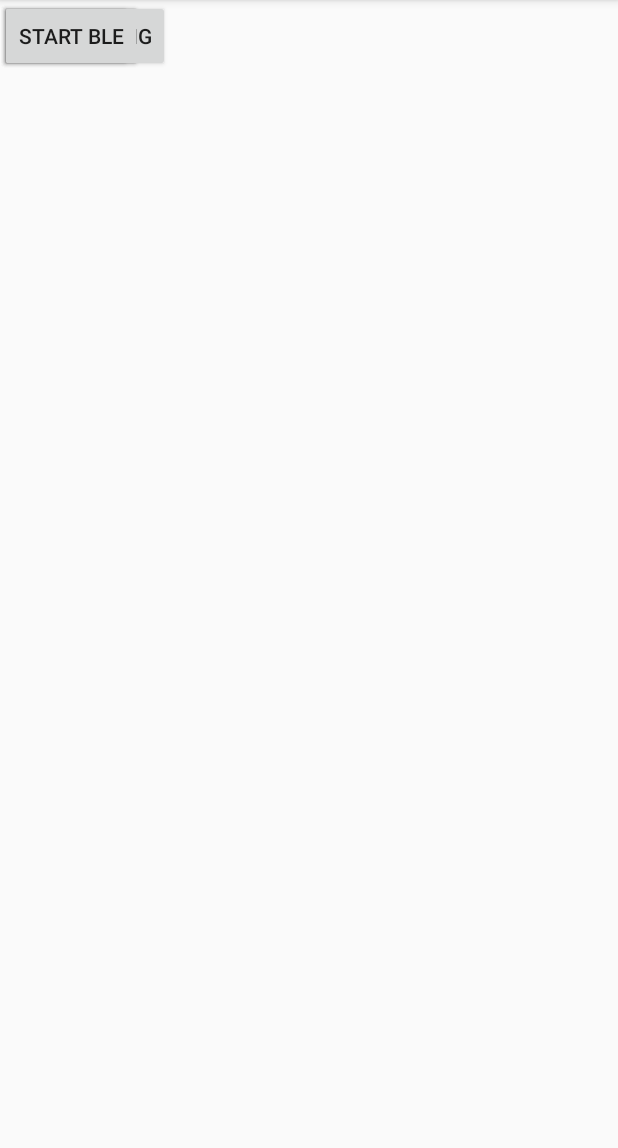
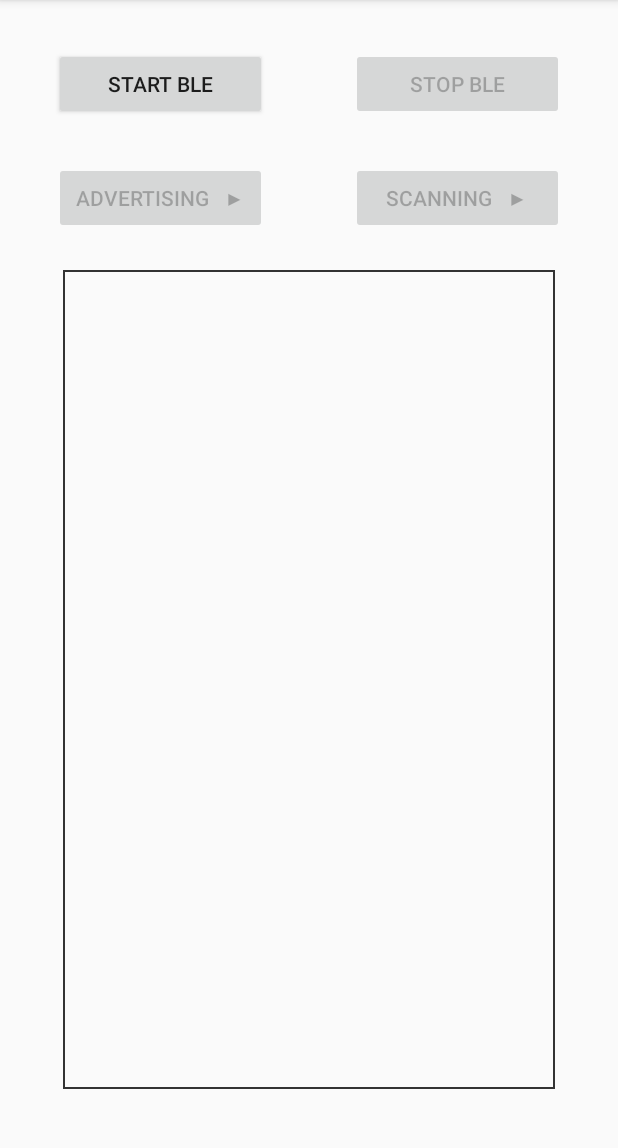
Before and after one commit to berty/ble-prototype-v1, an Android app: the screen it shows after launch (MainActivity), on a phone screen of 412 x 824 dp, the part 84-1232 px from its top. Run offline under Robolectric (Android 15) with nearby library versions, the phone set to English and light mode, and no system bars.

Commit message:
Initial working version of Android app

```diff
--- a/Android/app/src/main/java/tech/berty/bletesting/BertyGatt.java
+++ b/Android/app/src/main/java/tech/berty/bletesting/BertyGatt.java
@@ -10,7 +10,6 @@ import android.bluetooth.BluetoothGattDescriptor;
 import android.bluetooth.BluetoothGattService;
 import android.bluetooth.BluetoothProfile;
 import android.os.Build;
-import android.util.Log;
 
 import java.nio.charset.Charset;
 import java.util.UUID;
@@ -116,7 +115,7 @@ public class BertyGatt extends BluetoothGattCallback {
                 return;
             }
         }
-        Log.e(TAG, "onServicesDiscovered() error service not known");
+        BertyUtils.logger("error", TAG, "onServicesDiscovered() error service not known");
 
         BertyUtils.removeDevice(bDevice);
         super.onServicesDiscovered(gatt, status);
--- a/Android/app/src/main/java/tech/berty/bletesting/BertyUtils.java
+++ b/Android/app/src/main/java/tech/berty/bletesting/BertyUtils.java
@@ -50,6 +50,11 @@ public class BertyUtils {
             default: Log.e(tag, log);
                 break;
         }
+
+        ConnectActivity instance = ConnectActivity.getInstance();
+        if (instance != null) {
+            instance.putLogs(level, tag, log);
+        }
     }
 
     public String ma;
@@ -92,10 +97,10 @@ public class BertyUtils {
     }
 
     public static boolean removeDevice(BertyDevice bDevice) {
-        Log.e(TAG, "Remove Device");
-        synchronized (bertyDevices) {
-            bertyDevices.remove(bDevice.addr);
-        }
+//        Log.e(TAG, "Remove Device");
+//        synchronized (bertyDevices) {
+//            bertyDevices.remove(bDevice.addr);
+//        }
         bDevice.gatt.disconnect();
         bDevice.gatt.close();
         bDevice.device = null;
--- a/Android/app/src/main/java/tech/berty/bletesting/MainActivity.java
+++ b/Android/app/src/main/java/tech/berty/bletesting/MainActivity.java
@@ -4,16 +4,36 @@ import android.support.v7.app.AppCompatActivity;
 import android.os.Bundle;
 
 import android.app.Activity;
+import android.content.Intent;
 import android.widget.Button;
+import android.widget.LinearLayout;
+import android.widget.LinearLayout.LayoutParams;
+import android.widget.TextView;
+import android.graphics.Color;
 import android.view.View;
-
-import tech.berty.bletesting.Manager;
+import android.bluetooth.BluetoothDevice;
 
 
 public class MainActivity extends AppCompatActivity {
 
+    private static MainActivity instance;
+
     static String ma = "d5406e06-ad83-4622-a7af-38dbe8c4fabe";
     static String peerID = "QmNXdnmutcuwAG4BcvgrEwc3znArQc9JTq6ALFote1rBoU";
+
+    Button startButton;
+    Button stopButton;
+    Button advButton;
+    Button scanButton;
+    LinearLayout table;
+
+    Boolean advOn = false;
+    static String advPlay = "Advertising   \u25B6";
+    static String advStop = "Advertising   \u25A0";
+
+    Boolean scanOn = false;
+    static String scanPlay = "Scanning   \u25B6";
+    static String scanStop = "Scanning   \u25A0";
 
     @Override
     protected void onCreate(Bundle savedInstanceState) {
@@ -25,21 +45,93 @@ public class MainActivity extends AppCompatActivity {
         final Activity curActivity = this;
 
         manager.setmContext(this.getApplicationContext());
-        manager.setMa(ma);
-        manager.setPeerID(peerID);
 
-        final Button startButton = findViewById(R.id.button4);
+        startButton = findViewById(R.id.button1);
+        stopButton = findViewById(R.id.button2);
+        advButton = findViewById(R.id.button3);
+        scanButton = findViewById(R.id.button4);
+        table = findViewById(R.id.linearLayout);
+
         startButton.setOnClickListener(new View.OnClickListener() {
             public void onClick(View v) {
                 manager.initScannerAndAdvertiser(curActivity);
+                manager.setMa(ma);
+                manager.setPeerID(peerID);
+                toggleButtons(true);
             }
         });
 
-        final Button stopButton = findViewById(R.id.button2);
         stopButton.setOnClickListener(new View.OnClickListener() {
             public void onClick(View v) {
                 manager.closeScannerAndAdvertiser();
+                advButton.setText(advPlay);
+                scanButton.setText(scanPlay);
+                toggleButtons(false);
             }
         });
+
+        advButton.setOnClickListener(new View.OnClickListener() {
+            @Override
+            public void onClick(View view) {
+                if (!advOn) {
+                    advButton.setText(advStop);
+                    manager.startAdvertising();
+                } else {
+                    advButton.setText(advPlay);
+                    manager.stopAdvertising();
+                }
+                advOn = !advOn;
+            }
+        });
+
+        scanButton.setOnClickListener(new View.OnClickListener() {
+            @Override
+            public void onClick(View view) {
+                if (!scanOn) {
+                    scanButton.setText(scanStop);
+                    manager.startScanning();
+                } else {
+                    scanButton.setText(scanPlay);
+                    manager.stopScanning();
+                }
+                scanOn = !scanOn;
+            }
+        });
+
+        toggleButtons(false);
+        instance = this;
+    }
+
+    public static MainActivity getInstance() {
+        return instance;
+    }
+
+    public void toggleButtons(Boolean toggle) {
+        startButton.setEnabled(!toggle);
+        stopButton.setEnabled(toggle);
+        advButton.setEnabled(toggle);
+        scanButton.setEnabled(toggle);
+    }
+
+    public void addDeviceToList(final String address) {
+        TextView text = new TextView(this);
+        text.setText(address);
+        text.setTextSize(25);
+        text.setTextColor(Color.BLUE);
+
+        LayoutParams params = new LayoutParams(LayoutParams.WRAP_CONTENT, LayoutParams.WRAP_CONTENT);
+        params.setMargins(0,0,0,16);
+        text.setLayoutParams(params);
+
+        text.setOnClickListener(new View.OnClickListener() {
+            public void onClick(View v) {
+                Intent connIntent = new Intent(getApplicationContext(), ConnectActivity.class);
+                Bundle bundle = new Bundle();
+                bundle.putString("address", address);
+                connIntent.putExtras(bundle);
+                startActivityForResult(connIntent, 0);
+            }
+        });
+        table.addView(text);
     }
 }
--- /dev/null
+++ b/Android/app/src/main/res/drawable/stroke_bg.xml
@@ -0,0 +1,7 @@
+<?xml version="1.0" encoding="utf-8"?>
+<shape xmlns:android="http://schemas.android.com/apk/res/android"
+    android:shape="rectangle">
+    <stroke
+        android:width="1dp"
+        android:color="#333333"/>
+</shape>
--- a/Android/app/src/main/res/layout/activity_main.xml
+++ b/Android/app/src/main/res/layout/activity_main.xml
@@ -7,46 +7,69 @@
     tools:context=".MainActivity">
 
     <Button
-        android:id="@+id/button"
-        android:layout_width="wrap_content"
+        android:id="@+id/button1"
+        android:layout_width="142dp"
         android:layout_height="wrap_content"
-        android:text="Scanning"
-        tools:layout_editor_absoluteX="212dp"
-        tools:layout_editor_absoluteY="95dp" />
+        android:layout_marginStart="36dp"
+        android:layout_marginTop="32dp"
+        android:text="Start BLE"
+        app:layout_constraintStart_toStartOf="parent"
+        app:layout_constraintTop_toTopOf="parent" />
+
+    <Button
+        android:id="@+id/button2"
+        android:layout_width="142dp"
+        android:layout_height="wrap_content"
+        android:layout_marginEnd="36dp"
+        android:layout_marginTop="32dp"
+        android:text="Stop BLE"
+        app:layout_constraintEnd_toEndOf="parent"
+        app:layout_constraintTop_toTopOf="parent" />
 
     <Button
         android:id="@+id/button3"
-        android:layout_width="wrap_content"
+        android:layout_width="142dp"
         android:layout_height="wrap_content"
-        android:text="Advertising"
-        tools:layout_editor_absoluteX="51dp"
-        tools:layout_editor_absoluteY="95dp" />
-
-    <Button
-        android:id="@+id/button2"
-        android:layout_width="wrap_content"
-        android:layout_height="wrap_content"
-        android:text="Stop BLE"
-        tools:layout_editor_absoluteX="212dp"
-        tools:layout_editor_absoluteY="26dp" />
+        android:layout_marginStart="36dp"
+        android:layout_marginTop="28dp"
+        android:text="Advertising   \u25B6"
+        app:layout_constraintStart_toStartOf="parent"
+        app:layout_constraintTop_toBottomOf="@+id/button1" />
 
     <Button
         android:id="@+id/button4"
-        android:layout_width="wrap_content"
+        android:layout_width="142dp"
         android:layout_height="wrap_content"
-        android:text="Start BLE"
-        tools:layout_editor_absoluteX="60dp"
-        tools:layout_editor_absoluteY="26dp" />
+        android:layout_marginEnd="36dp"
+        android:layout_marginTop="28dp"
+        android:text="Scanning   \u25B6"
+        app:layout_constraintEnd_toEndOf="parent"
+        app:layout_constraintTop_toBottomOf="@+id/button2" />
 
     <ScrollView
-        android:layout_width="317dp"
-        android:layout_height="311dp"
-        tools:layout_editor_absoluteX="34dp"
-        tools:layout_editor_absoluteY="172dp">
+        android:id="@+id/scrollView"
+        android:layout_width="0dp"
+        android:layout_height="0dp"
+        android:layout_marginBottom="42dp"
+        android:layout_marginEnd="42dp"
+        android:layout_marginStart="42dp"
+        android:layout_marginTop="24dp"
+        android:scrollbarStyle="insideOverlay"
+        android:visibility="visible"
+        app:layout_constraintBottom_toBottomOf="parent"
+        app:layout_constraintEnd_toEndOf="parent"
+        app:layout_constraintStart_toStartOf="parent"
+        app:layout_constraintTop_toBottomOf="@+id/button4"
+        android:background="@drawable/stroke_bg"
+        android:fillViewport="true" >
 
         <LinearLayout
-            android:layout_width="match_parent"
+            android:id="@+id/linearLayout"
+            android:layout_width="fill_parent"
             android:layout_height="wrap_content"
-            android:orientation="vertical" />
+            android:layout_margin="10dp"
+            android:orientation="vertical" >
+        </LinearLayout>
     </ScrollView>
+
 </android.support.constraint.ConstraintLayout>
```
Also changed, not shown: Android/app/src/main/AndroidManifest.xml (+14 -7 lines), Android/app/src/main/java/tech/berty/bletesting/BertyDevice.java (+6 -7 lines), Android/app/src/main/java/tech/berty/bletesting/BertyGattServer.java (+5 -6 lines), Android/app/src/main/java/tech/berty/bletesting/BertyScan.java (+12 -10 lines), Android/app/src/main/java/tech/berty/bletesting/ConnectActivity.java (added, +116 -0 lines), Android/app/src/main/java/tech/berty/bletesting/Manager.java (+30 -9 lines), Android/app/src/main/res/layout/activity_connect.xml (added, +85 -0 lines).
